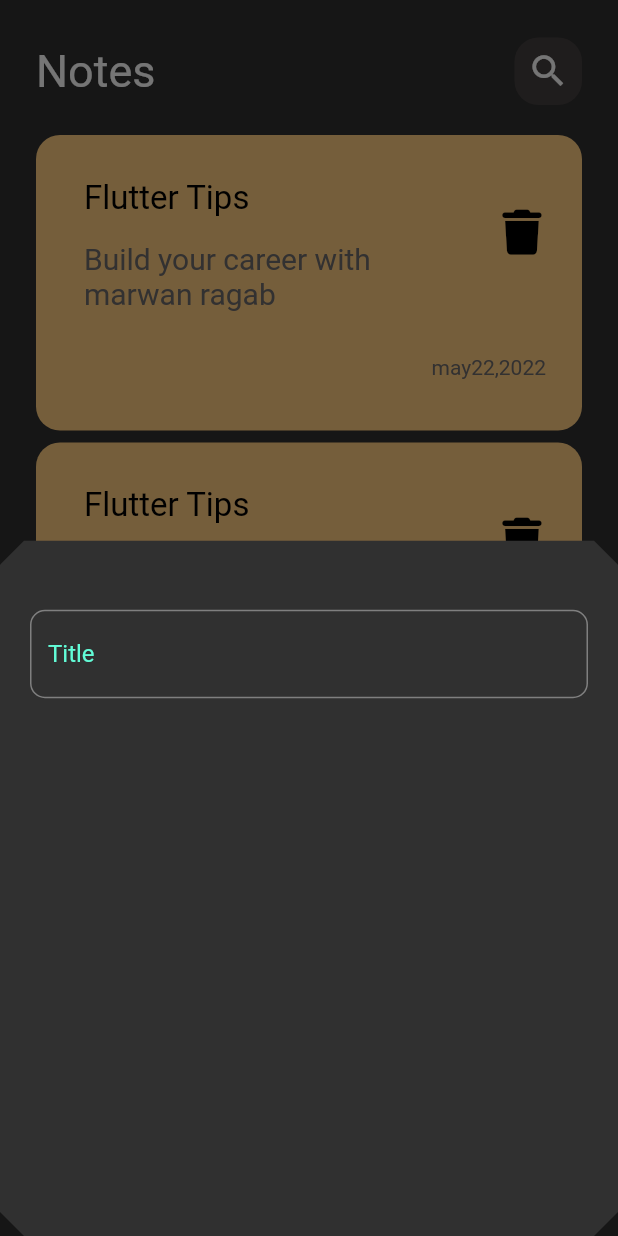
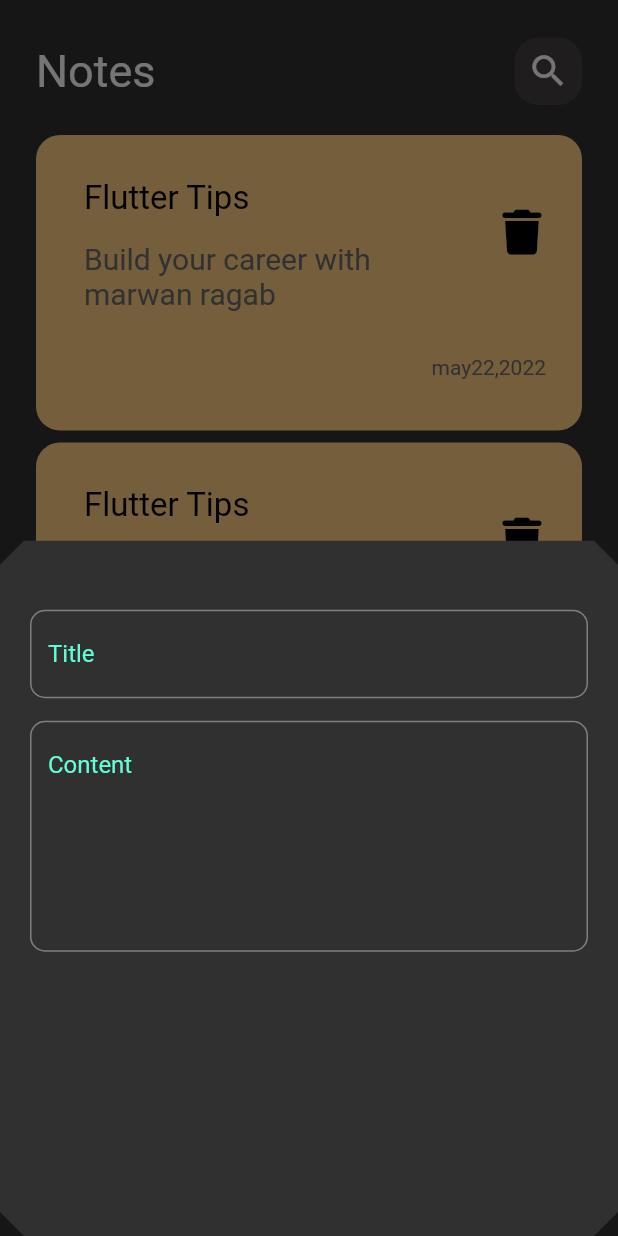
Before and after one commit to MarwanZeros111/notes_app, a Flutter app: the screen it shows after launch, after a tap on the "add" icon, on a phone screen of 412 x 824 dp. Run offline on Flutter 3.47's test engine with Material 2 defaults, Android fonts, the phone set to English and light mode, and no system bars; our stand-ins replace font_awesome_flutter.

Commit message:
add fields bottom sheet

```diff
--- a/app_note/lib/Views/widget/add_note_bottom_cheet.dart
+++ b/app_note/lib/Views/widget/add_note_bottom_cheet.dart
@@ -13,7 +13,16 @@ class bottomsheet extends StatelessWidget {
           SizedBox(
             height: 36,
           ),
-          customtext()
+          customtext(
+            hint: 'Title',
+          ),
+          SizedBox(
+            height: 15,
+          ),
+          customtext(
+            hint: 'Content',
+            maxlen: 6,
+          )
         ],
       ),
     );
--- a/app_note/lib/Views/widget/custom_text_field.dart
+++ b/app_note/lib/Views/widget/custom_text_field.dart
@@ -1,15 +1,16 @@
 import 'package:flutter/material.dart';
 
 class customtext extends StatelessWidget {
-  const customtext({this.hint, this.maxlen, super.key});
+  const customtext({super.key, required this.hint, this.maxlen = 1});
 
   @override
   final String hint;
   final int maxlen;
   Widget build(BuildContext context) {
     return TextField(
+      maxLines: maxlen,
       decoration: InputDecoration(
-          hintText: 'Title',
+          hintText: hint,
           hintStyle: TextStyle(color: Color(0xff62FCD7)),
           border: OutlineInputBorder(
               borderRadius: BorderRadius.circular(10),
```
